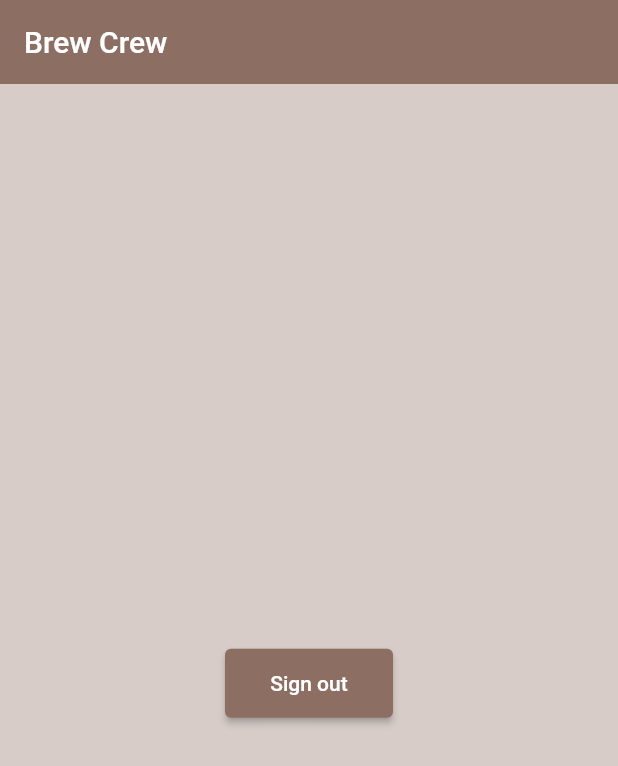
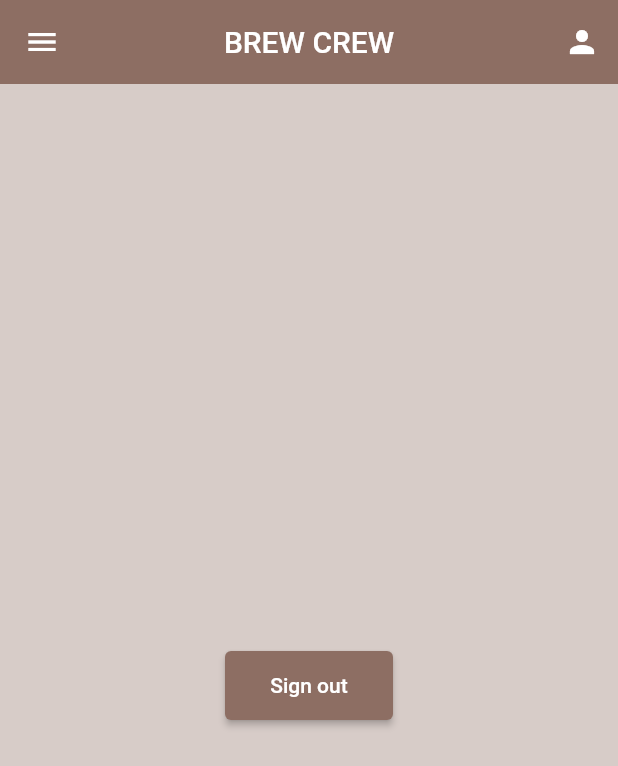
Before and after one commit to ardiantohendy/loginappwithfirebase, a Flutter app: the HomePage screen opened directly, on a phone screen of 412 x 824 dp. Shown: the top 766 px of the screen. Run offline on Flutter 3.47's test engine with Material 2 defaults, Android fonts, the phone set to English and light mode, and no system bars; our stand-ins replace cloud_firestore, firebase_auth, firebase_core, quickalert; accounts and stored records are empty.

Commit message:
new commit

```diff
--- a/lib/pages/home_page.dart
+++ b/lib/pages/home_page.dart
@@ -38,13 +38,14 @@
 
   Widget _title() {
     return const Text(
-      "Brew Crew",
+      "BREW CREW",
       style: TextStyle(color: Colors.white),
     );
   }
 
   Widget _userUid() {
-    return Text(user?.email ?? "User Email");
+    return Text(user?.email ?? "User Email",
+        style: TextStyle(color: Colors.white, fontSize: 16));
   }
 
   Widget _signOutButton() {
@@ -77,6 +78,23 @@
         backgroundColor: Colors.brown[400],
         elevation: 0.0,
         title: _title(),
+        centerTitle: true,
+        leading: IconButton(
+          onPressed: () {},
+          icon: const Icon(
+            Icons.menu,
+            color: Colors.white,
+          ),
+        ),
+        actions: [
+          IconButton(
+            onPressed: () {},
+            icon: const Icon(
+              Icons.person,
+              color: Colors.white,
+            ),
+          ),
+        ],
       ),
       body: Container(
         height: double.infinity,
```
